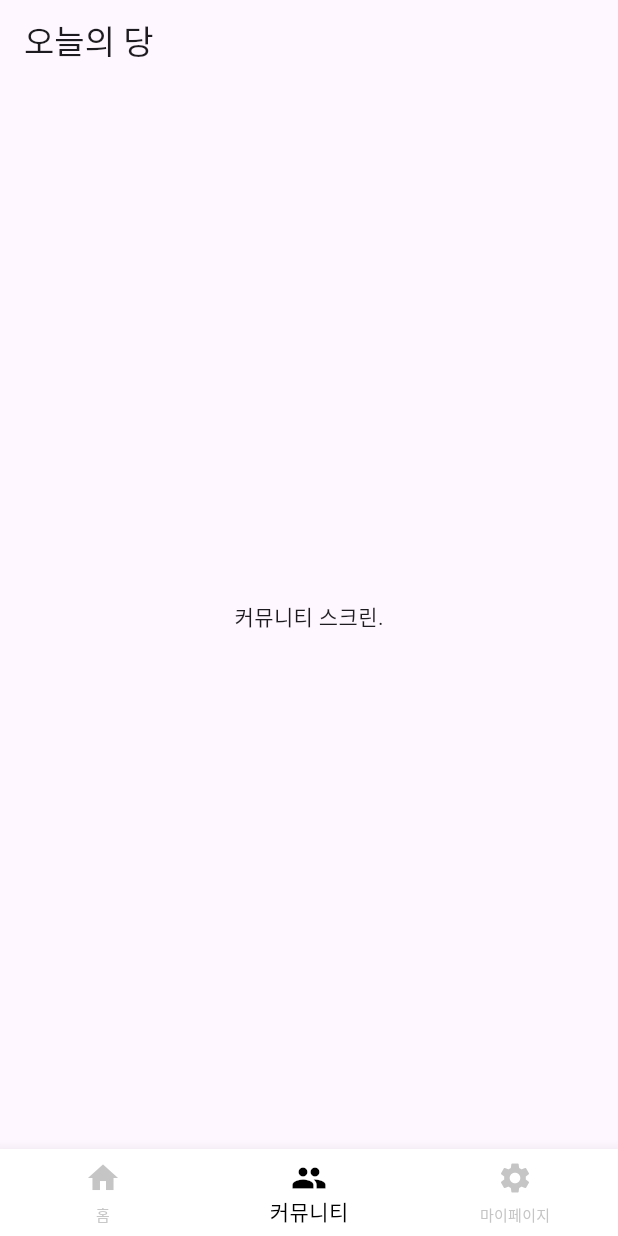
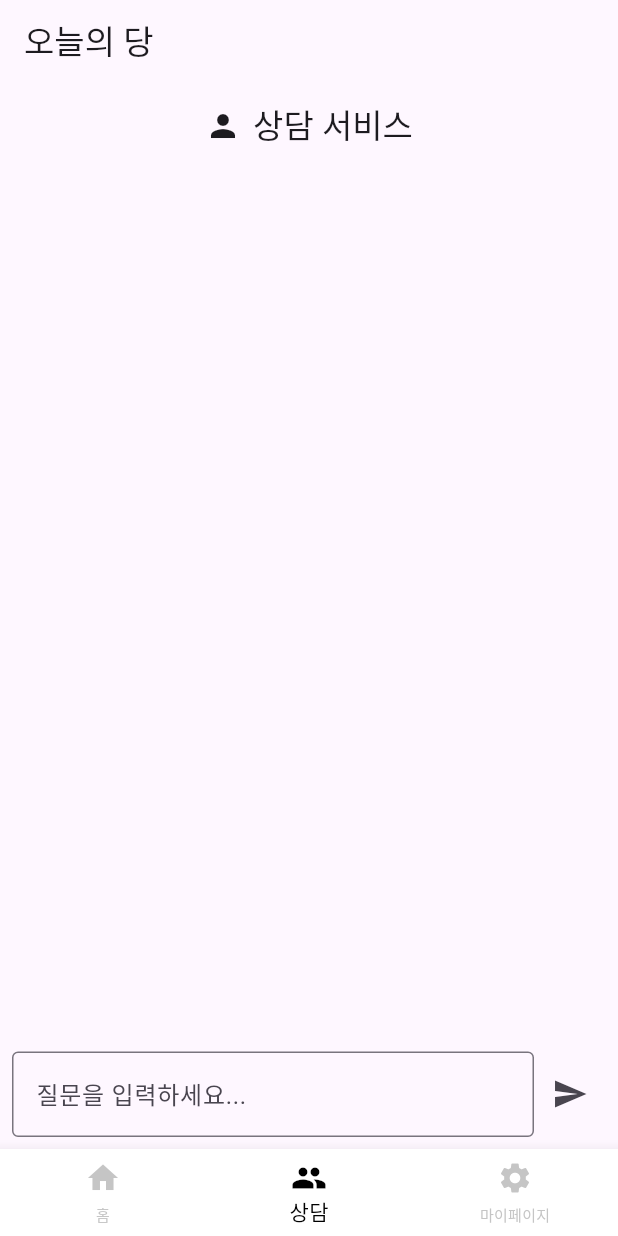
Before and after one commit to dbsgmlduf/sugarnote, a Flutter app: the Mainpage screen opened directly, item 2 of the bottom bar chosen, on a phone screen of 412 x 824 dp. Run offline on Flutter 3.47's test engine with Material 3 defaults, Android fonts, the phone set to English and light mode, and no system bars; our stand-ins replace get, shared_preferences; accounts and stored records are empty; network calls fail.

Commit message:
client 상담페이지 생성

```diff
--- /dev/null
+++ b/client/lib/mainPages/counselingpage.dart
@@ -0,0 +1,97 @@
+import 'package:flutter/material.dart';
+
+class CounselingPage extends StatefulWidget {
+  @override
+  _CounselingPageState createState() => _CounselingPageState();
+}
+
+class _CounselingPageState extends State<CounselingPage> {
+  final TextEditingController _questionController = TextEditingController();
+  final List<Map<String, String>> _conversation = [];
+
+  void _sendQuestion() {
+    String question = _questionController.text;
+    if (question.isEmpty) {
+      return;
+    }
+    setState(() {
+      _conversation.add({'role': 'user', 'content': question});
+      _questionController.clear();
+    });
+
+    // 여기에 GPT API를 호출하는 로직을 추가할 수 있습니다.
+    // 현재는 임시 응답을 추가해두었습니다.
+    setState(() {
+      _conversation.add({'role': 'bot', 'content': '이것은 GPT의 응답입니다.'});
+    });
+  }
+
+  Widget _buildMessage(Map<String, String> message) {
+    bool isUser = message['role'] == 'user';
+    return Align(
+      alignment: isUser ? Alignment.centerRight : Alignment.centerLeft,
+      child: Container(
+        padding: EdgeInsets.all(10),
+        margin: EdgeInsets.symmetric(vertical: 5),
+        decoration: BoxDecoration(
+          color: isUser ? Colors.blueAccent : Colors.grey[300],
+          borderRadius: BorderRadius.circular(10),
+        ),
+        child: Text(
+          message['content']!,
+          style: TextStyle(color: isUser ? Colors.white : Colors.black),
+        ),
+      ),
+    );
+  }
+
+  @override
+  Widget build(BuildContext context) {
+    return Scaffold(
+      appBar: AppBar(
+        title: Row(
+          mainAxisSize: MainAxisSize.min,
+          children: [
+            Icon(Icons.person),
+            SizedBox(width: 8),
+            Text('상담 서비스'),
+          ],
+        ),
+        centerTitle: true,
+      ),
+      body: Column(
+        children: [
+          Expanded(
+            child: ListView.builder(
+              padding: EdgeInsets.all(16.0),
+              itemCount: _conversation.length,
+              itemBuilder: (context, index) {
+                return _buildMessage(_conversation[index]);
+              },
+            ),
+          ),
+          Padding(
+            padding: EdgeInsets.all(8.0),
+            child: Row(
+              children: [
+                Expanded(
+                  child: TextField(
+                    controller: _questionController,
+                    decoration: InputDecoration(
+                      hintText: '질문을 입력하세요...',
+                      border: OutlineInputBorder(),
+                    ),
+                  ),
+                ),
+                IconButton(
+                  icon: Icon(Icons.send),
+                  onPressed: _sendQuestion,
+                ),
+              ],
+            ),
+          ),
+        ],
+      ),
+    );
+  }
+}
--- a/client/lib/mainpage.dart
+++ b/client/lib/mainpage.dart
@@ -1,4 +1,4 @@
-import 'package:client/mainPages/communityscreen.dart';
+import 'package:client/mainPages/counselingpage.dart';
 import 'package:client/mainPages/homescreen.dart';
 import 'package:client/mainPages/settingscreen.dart';
 
@@ -16,7 +16,7 @@ class _MainPageState extends State<Mainpage>{
         icon: Icon(Icons.home)
     ),
     BottomNavigationBarItem(
-        label: '커뮤니티',
+        label: '상담',
         icon: Icon(Icons.people)
     ),
     BottomNavigationBarItem(
@@ -26,7 +26,7 @@ class _MainPageState extends State<Mainpage>{
   ];
   List pages =[
     Homescreen(),
-    Communityscreen(),
+    CounselingPage(),
     SettingScreen(),
   ];
   @override
```
